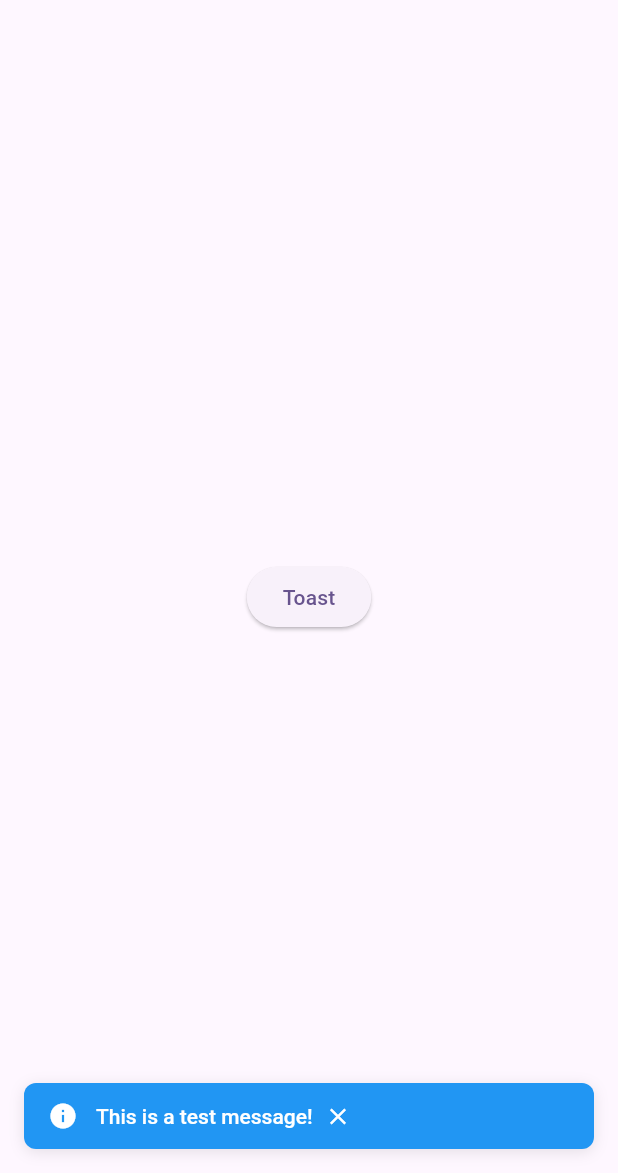
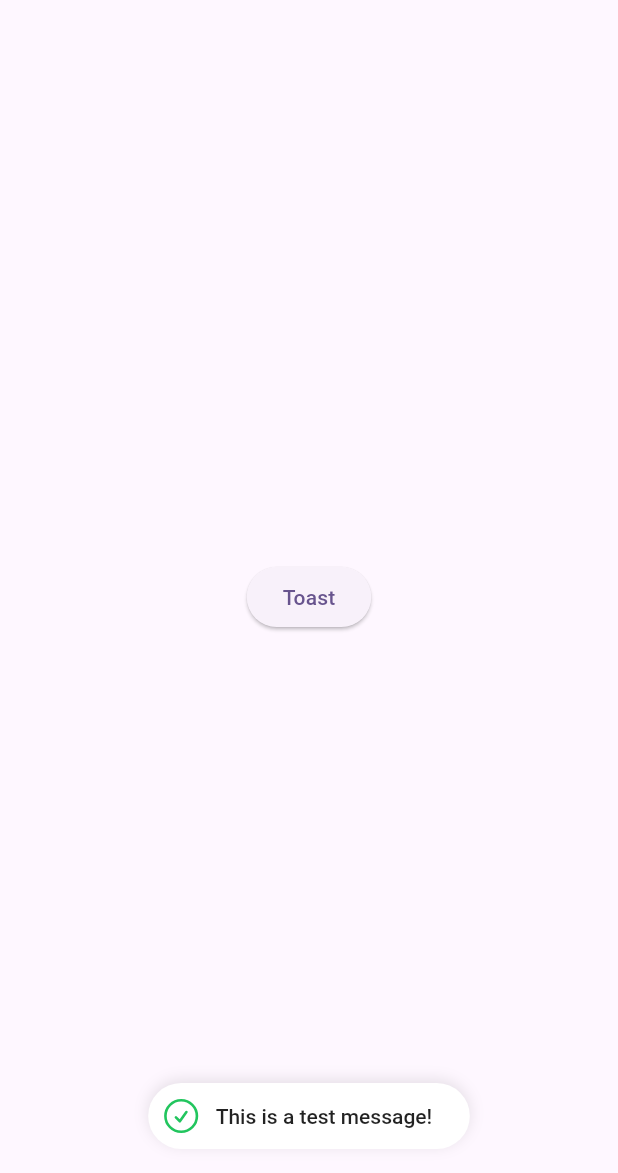
Before and after one commit to RobinVDVelden/tailwind_components, a Flutter app: the screen it shows after launch, after a tap on "Toast", on a phone screen of 412 x 824 dp, the part 63-1236 px from its top. Run offline on Flutter 3.47's test engine with Material 3 defaults, Android fonts, the phone set to English and light mode, and no system bars; our stand-ins replace heroicons.

Commit message:
Current progress

```diff
--- a/example/lib/main.dart
+++ b/example/lib/main.dart
@@ -42,7 +42,7 @@ class _BaseAppState extends State<BaseApp> {
           children: [
             ElevatedButton(
               child: Text('Toast'),
-              onPressed: () => Toast.show('This is a test message!'),
+              onPressed: () => Toast.show('This is a test message!', type: ToastType.success),
             )
           ],
         ),
--- a/lib/src/toast/custom_toast.dart
+++ b/lib/src/toast/custom_toast.dart
@@ -1,7 +1,9 @@
 import 'package:flutter/material.dart';
+import 'package:heroicons/heroicons.dart';
+import 'package:tailwind_components/src/tw_colors.dart';
 import 'toast_type.dart';
 
-/// Custom toast widget with animations and different types.
+/// Custom toast widget with complex animations.
 class CustomToast extends StatefulWidget {
   final String message;
   final ToastType type;
@@ -19,81 +21,101 @@ class CustomToast extends StatefulWidget {
 }
 
 class _CustomToastState extends State<CustomToast>
-    with SingleTickerProviderStateMixin {
-  late AnimationController _animationController;
+    with TickerProviderStateMixin {
+  late AnimationController _mainController;
+
+  // Main animation: icon flying up and down
   late Animation<Offset> _slideAnimation;
   late Animation<double> _fadeAnimation;
+
+  // Width expansion animation
+  late Animation<double> _widthAnimation;
 
   @override
   void initState() {
     super.initState();
-    _animationController = AnimationController(
-      duration: const Duration(milliseconds: 300),
+
+    // Main controller for the overall sequence
+    _mainController = AnimationController(
+      duration: const Duration(milliseconds: 2500),
       vsync: this,
     );
 
+    // Slide animation: fly up from bottom
     _slideAnimation = Tween<Offset>(
-      begin: const Offset(0, 1), // Start from bottom
-      end: Offset.zero, // End at normal position
+      begin: const Offset(0, 1),
+      end: Offset.zero,
     ).animate(CurvedAnimation(
-      parent: _animationController,
-      curve: Curves.easeOutCubic,
+      parent: _mainController,
+      curve: const Interval(0.0, 0.3, curve: Curves.easeOutCubic),
     ));
 
+    // Fade animation
     _fadeAnimation = Tween<double>(
       begin: 0.0,
       end: 1.0,
     ).animate(CurvedAnimation(
-      parent: _animationController,
-      curve: Curves.easeOut,
+      parent: _mainController,
+      curve: const Interval(0.0, 0.3, curve: Curves.easeOut),
     ));
 
-    // Start animation
-    _animationController.forward();
+    // Width expansion animation
+    _widthAnimation = Tween<double>(
+      begin: 0.0,
+      end: 1.0,
+    ).animate(CurvedAnimation(
+      parent: _mainController,
+      curve: const Interval(0.3, 0.6, curve: Curves.easeOutCubic),
+    ));
 
-    // Auto dismiss after 5 seconds
-    Future.delayed(const Duration(seconds: 5), () {
-      if (mounted) {
-        _dismiss();
-      }
-    });
+    _startAnimation();
   }
 
-  void _dismiss() {
-    _animationController.reverse().then((_) {
+  void _startAnimation() async {
+    // Start main animation
+    _mainController.forward();
+
+    // Wait 3 seconds, then reverse everything
+    await Future.delayed(const Duration(seconds: 3));
+
+    if (mounted) {
+      _mainController.reverse();
+      await Future.delayed(const Duration(milliseconds: 2500));
+      if (mounted) {
         widget.onDismiss();
-    });
+      }
+    }
   }
 
   @override
   void dispose() {
-    _animationController.dispose();
+    _mainController.dispose();
     super.dispose();
   }
 
-  Color _getBackgroundColor() {
+  Color get color {
     switch (widget.type) {
       case ToastType.success:
-        return Colors.green;
+        return TWColors.green_500;
       case ToastType.warning:
-        return Colors.orange;
+        return TWColors.orange_500;
       case ToastType.error:
-        return Colors.red;
+        return TWColors.red_500;
       case ToastType.info:
-        return Colors.blue;
+        return TWColors.blue_500;
     }
   }
 
-  IconData _getIcon() {
+  HeroIcons _getIcon() {
     switch (widget.type) {
       case ToastType.success:
-        return Icons.check_circle;
+        return HeroIcons.checkCircle;
       case ToastType.warning:
-        return Icons.warning;
+        return HeroIcons.exclamationTriangle;
       case ToastType.error:
-        return Icons.error;
+        return HeroIcons.exclamationTriangle;
       case ToastType.info:
-        return Icons.info;
+        return HeroIcons.informationCircle;
     }
   }
 
@@ -104,33 +126,52 @@ class _CustomToastState extends State<CustomToast>
       child: FadeTransition(
         opacity: _fadeAnimation,
         child: SafeArea(
-          child: Container(
+          child: Center(
+            child: AnimatedBuilder(
+              animation: _widthAnimation,
+              builder: (context, child) {
+                return Container(
                   margin: const EdgeInsets.all(16),
-            padding: const EdgeInsets.symmetric(horizontal: 16, vertical: 12),
+                  padding: const EdgeInsets.all(5),
                   decoration: BoxDecoration(
-              color: _getBackgroundColor(),
-              borderRadius: BorderRadius.circular(8),
+                    color: Colors.white,
+                    borderRadius: BorderRadius.circular(25),
                     boxShadow: [
                       BoxShadow(
                         color: Colors.black.withOpacity(0.1),
                         blurRadius: 8,
-                  offset: const Offset(0, 2),
+                        offset: const Offset(0, -2),
                       ),
                     ],
                   ),
                   child: Row(
                     mainAxisSize: MainAxisSize.min,
                     children: [
-                Icon(
+                      // Icon with colored background
+                      Container(
+                        padding: const EdgeInsets.all(3),
+                        decoration: BoxDecoration(
+                          borderRadius: BorderRadius.circular(20),
+                        ),
+                        child: HeroIcon(
                           _getIcon(),
-                  color: Colors.white,
-                  size: 20,
+                          color: color,
+                          size: 28,
                         ),
-                const SizedBox(width: 12),
-                Flexible(
+                      ),
+
+                      // Animated width for text container
+                      AnimatedBuilder(
+                        animation: _widthAnimation,
+                        builder: (context, child) {
+                          return AnimatedContainer(
+                            duration: Duration.zero,
+                            width: _widthAnimation.value * 200, // Adjust based on text length
+                            child: Padding(
+                              padding: const EdgeInsets.only(left: 6, right: 8),
                               child: DefaultTextStyle(
                                 style: const TextStyle(
-                      color: Colors.white,
+                                  color: Colors.black87,
                                   fontSize: 14,
                                   fontWeight: FontWeight.w500,
                                   decoration: TextDecoration.none,
@@ -138,24 +179,22 @@ class _CustomToastState extends State<CustomToast>
                                 child: Text(
                                   widget.message,
                                   style: const TextStyle(
-                        color: Colors.white,
+                                    color: Colors.black87,
                                     fontSize: 14,
                                     fontWeight: FontWeight.w500,
                                     decoration: TextDecoration.none,
                                   ),
+                                  overflow: TextOverflow.ellipsis,
                                 ),
                               ),
                             ),
-                const SizedBox(width: 8),
-                GestureDetector(
-                  onTap: _dismiss,
-                  child: const Icon(
-                    Icons.close,
-                    color: Colors.white,
-                    size: 18,
-                  ),
+                          );
+                        },
                       ),
                     ],
+                  ),
+                );
+              },
             ),
           ),
         ),
--- a/lib/src/toast/toast.dart
+++ b/lib/src/toast/toast.dart
@@ -18,7 +18,7 @@ class Toast {
 
   /// Show a custom toast message with optional type.
   /// Default type is info.
-  static void show(String message, [ToastType type = ToastType.info]) {
+  static void show(String message, {ToastType type = ToastType.info}) {
     // Remove existing toast if any
     _currentToast?.remove();
 
--- a/pubspec.yaml
+++ b/pubspec.yaml
@@ -10,6 +10,7 @@ environment:
 dependencies:
   flutter:
     sdk: flutter
+  heroicons: ^0.11.0
 
 dev_dependencies:
   flutter_test:
```
Also changed, not shown: example/pubspec.lock. Lines whose indentation alone changed are shown as unchanged.
